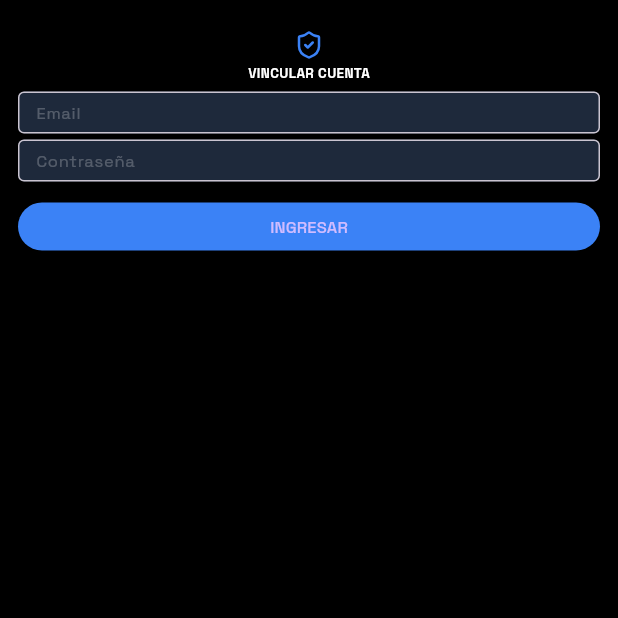
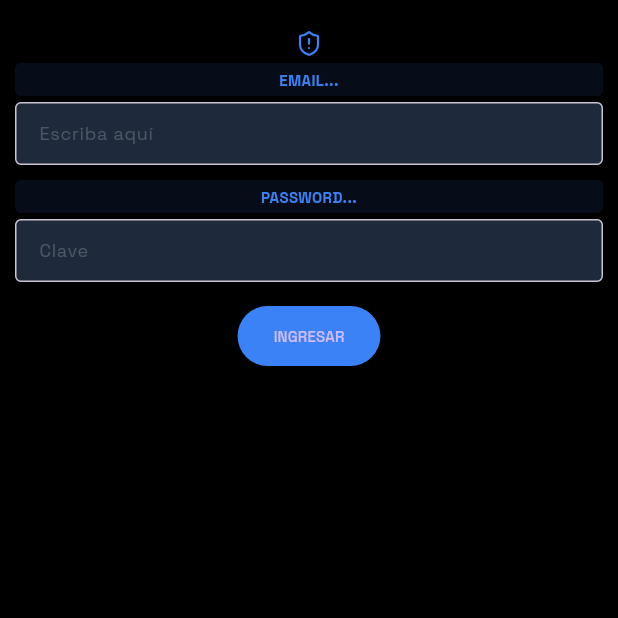
Before and after one commit to S3ndoH/contador_vueltas_app, a Flutter app: the WearLoginScreen screen opened directly, on a phone screen of 412 x 824 dp, the top half of it. Run offline on Flutter 3.47's test engine with Material 3 defaults, Android fonts, the phone set to English and light mode, and no system bars; our stand-ins replace cached_network_image, connectivity_plus, geolocator, google_fonts, image_picker, lucide_icons and 3 more; missing offline and left inert: wear_plus; accounts and stored records are empty; network calls fail.

Commit message:
fix(wear): implement v8 'Chaos Forcer' to break rendering stall
- Added _ChaosPainter to force 60fps GPU repaints with microscopic noise.
- Implemented dynamic ValueKeys on Mirror widgets to force identity invalidation.
- Simplified UI and added high-frequency layout invalidation on every keystroke.
- This is the final and most aggressive attempt at solving the Wear OS keyboard sync issue.

```diff
--- a/lib/screens/wear/wear_login.dart
+++ b/lib/screens/wear/wear_login.dart
@@ -1,6 +1,7 @@
 import 'package:flutter/material.dart';
 import 'package:supabase_flutter/supabase_flutter.dart';
 import 'package:lucide_icons/lucide_icons.dart';
+import 'dart:math' as math;
 import '../../theme.dart';
 import 'wear_home.dart';
 
@@ -9,6 +10,22 @@ import 'wear_home.dart';
 class _AuthStorage {
   static final emailController = TextEditingController();
   static final passwordController = TextEditingController();
+}
+
+/// Pintor que genera ruido visual microscópico para forzar el redibujado de la GPU.
+class _ChaosPainter extends CustomPainter {
+  final double pulse;
+  _ChaosPainter(this.pulse);
+
+  @override
+  void paint(Canvas canvas, Size size) {
+    final paint = Paint()
+      ..color = Color.fromARGB(1, math.Random().nextInt(255), 0, 0); // 1/255 de opacidad
+    canvas.drawRect(const Rect.fromLTWH(0, 0, 1, 1), paint);
+  }
+
+  @override
+  bool shouldRepaint(_ChaosPainter oldDelegate) => true;
 }
 
 class WearLoginScreen extends StatefulWidget {
@@ -21,28 +38,28 @@ class WearLoginScreen extends StatefulWidget {
 class _WearLoginScreenState extends State<WearLoginScreen> with SingleTickerProviderStateMixin {
   final _emailFocus = FocusNode();
   final _passwordFocus = FocusNode();
+  final _scrollController = ScrollController();
   bool _isLoading = false;
-  late AnimationController _pulseController;
+  late AnimationController _frameController;
 
   @override
   void initState() {
     super.initState();
-    // PULSO DIGITAL: Forzamos redibujado de hardware cada 500ms sutilmente
-    _pulseController = AnimationController(
+    // FRAME FORCER v8: 60fps de invalidación de buffer
+    _frameController = AnimationController(
       vsync: this,
-      duration: const Duration(milliseconds: 500),
-    )..repeat(reverse: true);
+      duration: const Duration(milliseconds: 16),
+    )..repeat();
 
-    // Escuchadores manuales para no recrear los campos de texto inútilmente
     _AuthStorage.emailController.addListener(_onTextChanged);
     _AuthStorage.passwordController.addListener(_onTextChanged);
   }
 
   void _onTextChanged() {
     if (mounted) {
-      // Sincronización explícita de cursor para forzar al IME a reconocer el cambio
-      if (_AuthStorage.emailController.selection.baseOffset < _AuthStorage.emailController.text.length) {
-         // Solo forzamos si el teclado parece haber perdido el hilo
+      // Forzado físico de layout en cada letra
+      if (_scrollController.hasClients) {
+        _scrollController.jumpTo(_scrollController.offset + 0.001);
       }
       setState(() {});
     }
@@ -52,7 +69,8 @@ class _WearLoginScreenState extends State<WearLoginScreen> with SingleTickerProv
   void dispose() {
     _AuthStorage.emailController.removeListener(_onTextChanged);
     _AuthStorage.passwordController.removeListener(_onTextChanged);
-    _pulseController.dispose();
+    _frameController.dispose();
+    _scrollController.dispose();
     _emailFocus.dispose();
     _passwordFocus.dispose();
     super.dispose();
@@ -73,9 +91,9 @@ class _WearLoginScreenState extends State<WearLoginScreen> with SingleTickerProv
       }
     } catch (e) {
       if (mounted) {
-        ScaffoldMessenger.of(
-          context,
-        ).showSnackBar(SnackBar(content: Text('Error: ${e.toString()}')));
+        ScaffoldMessenger.of(context).showSnackBar(
+          SnackBar(content: Text('Error: ${e.toString()}'))
+        );
       }
     } finally {
       if (mounted) setState(() => _isLoading = false);
@@ -85,102 +103,101 @@ class _WearLoginScreenState extends State<WearLoginScreen> with SingleTickerProv
   @override
   Widget build(BuildContext context) {
     return Scaffold(
-      resizeToAvoidBottomInset: false,
       backgroundColor: Colors.black,
-      body: AnimatedBuilder(
-        animation: _pulseController,
-        builder: (context, child) {
-          // Pulso de opacidad invisible al ojo (0.999 a 1.0) pero obliga al GPU a repintar
-          return Opacity(
-            opacity: 0.999 + (_pulseController.value * 0.001),
-            child: child,
-          );
-        },
-        child: Container(
-          width: double.infinity,
-          height: double.infinity,
-          padding: const EdgeInsets.symmetric(horizontal: 12, vertical: 8),
-          child: Column(
-            mainAxisAlignment: MainAxisAlignment.start,
+      body: Stack(
         children: [
-              const SizedBox(height: 12),
-              const Icon(LucideIcons.shieldCheck, color: AppColors.primary, size: 20),
-              const SizedBox(height: 2),
-              const Text(
-                'VINCULAR CUENTA',
-                style: TextStyle(
-                  color: Colors.white,
-                  fontSize: 9,
-                  fontWeight: FontWeight.bold,
+          // CAPA CHAOS: Fuerza al compositor de Wear OS a tratar la pantalla como "volátil"
+          Positioned.fill(
+            child: AnimatedBuilder(
+              animation: _frameController,
+              builder: (context, _) => CustomPaint(
+                painter: _ChaosPainter(_frameController.value),
               ),
             ),
-              const SizedBox(height: 6),
+          ),
 
-              // CAMPO EMAIL: Estacionario (Sin builders que lo rodeen)
+          SafeArea(
+            child: SingleChildScrollView(
+              controller: _scrollController,
+              padding: const EdgeInsets.symmetric(horizontal: 10, vertical: 20),
+              child: Column(
+                mainAxisSize: MainAxisSize.min,
+                children: [
+                  const Icon(LucideIcons.shieldAlert, color: AppColors.primary, size: 18),
+                  const SizedBox(height: 4),
+
+                  // ESPEJO EMAIL (Identidad dinámica via Key)
+                  Container(
+                    key: ValueKey('mirror_email_${_AuthStorage.emailController.text.length}'),
+                    width: double.infinity,
+                    padding: const EdgeInsets.all(4),
+                    decoration: BoxDecoration(
+                      color: AppColors.primary.withValues(alpha: 0.1),
+                      borderRadius: BorderRadius.circular(4),
+                    ),
+                    child: Text(
+                      _AuthStorage.emailController.text.isEmpty ? 'EMAIL...' : _AuthStorage.emailController.text,
+                      style: const TextStyle(color: AppColors.primary, fontSize: 10, fontWeight: FontWeight.bold),
+                      textAlign: TextAlign.center,
+                    ),
+                  ),
+                  const SizedBox(height: 4),
                   TextField(
                     controller: _AuthStorage.emailController,
                     focusNode: _emailFocus,
-                keyboardType: TextInputType.emailAddress,
-                textInputAction: TextInputAction.next,
-                autocorrect: false,
-                enableSuggestions: false,
-                style: const TextStyle(color: Colors.white, fontSize: 11),
+                    style: const TextStyle(color: Colors.white, fontSize: 12),
                     decoration: const InputDecoration(
-                  hintText: 'Email',
-                  hintStyle: TextStyle(color: Colors.white24),
+                      hintText: 'Escriba aquí',
                       isDense: true,
-                  contentPadding: EdgeInsets.symmetric(vertical: 6, horizontal: 8),
                       border: OutlineInputBorder(),
                     ),
-                onSubmitted: (_) {
-                  _emailFocus.unfocus();
-                  FocusScope.of(context).requestFocus(_passwordFocus);
-                },
                   ),
 
+                  const SizedBox(height: 10),
+
+                  // ESPEJO PASSWORD (Identidad dinámica)
+                  Container(
+                    key: ValueKey('mirror_pass_${_AuthStorage.passwordController.text.length}'),
+                    width: double.infinity,
+                    padding: const EdgeInsets.all(4),
+                    decoration: BoxDecoration(
+                      color: AppColors.primary.withValues(alpha: 0.1),
+                      borderRadius: BorderRadius.circular(4),
+                    ),
+                    child: Text(
+                      _AuthStorage.passwordController.text.isEmpty ? 'PASSWORD...' : '*' * _AuthStorage.passwordController.text.length,
+                      style: const TextStyle(color: AppColors.primary, fontSize: 10, fontWeight: FontWeight.bold),
+                      textAlign: TextAlign.center,
+                    ),
+                  ),
                   const SizedBox(height: 4),
-
-              // CAMPO PASSWORD: Estacionario
                   TextField(
                     controller: _AuthStorage.passwordController,
                     focusNode: _passwordFocus,
                     obscureText: true,
-                textInputAction: TextInputAction.done,
-                autocorrect: false,
-                enableSuggestions: false,
-                style: const TextStyle(color: Colors.white, fontSize: 11),
+                    style: const TextStyle(color: Colors.white, fontSize: 12),
                     decoration: const InputDecoration(
-                  hintText: 'Contraseña',
-                  hintStyle: TextStyle(color: Colors.white24),
+                      hintText: 'Clave',
                       isDense: true,
-                  contentPadding: EdgeInsets.symmetric(vertical: 6, horizontal: 8),
                       border: OutlineInputBorder(),
                     ),
                   ),
 
-              const SizedBox(height: 6),
+                  const SizedBox(height: 12),
                   _isLoading
-                  ? const SizedBox(
-                      height: 24,
-                      width: 24,
-                      child: CircularProgressIndicator(strokeWidth: 2),
-                    )
-                  : SizedBox(
-                      width: double.infinity,
-                      child: ElevatedButton(
+                      ? const CircularProgressIndicator()
+                      : ElevatedButton(
                           onPressed: _signIn,
-                        style: ElevatedButton.styleFrom(
-                          backgroundColor: AppColors.primary,
-                          padding: const EdgeInsets.symmetric(vertical: 6),
-                          minimumSize: const Size(0, 32),
+                          style: ElevatedButton.styleFrom(backgroundColor: AppColors.primary),
+                          child: const Text('INGRESAR', style: TextStyle(fontSize: 10)),
                         ),
-                        child: const Text('INGRESAR', style: TextStyle(fontSize: 11)),
+                  const SizedBox(height: 50),
+                ],
+              ),
             ),
           ),
         ],
       ),
-        ),
-      ),
     );
   }
 }
```
Lines whose indentation alone changed are shown as unchanged.
